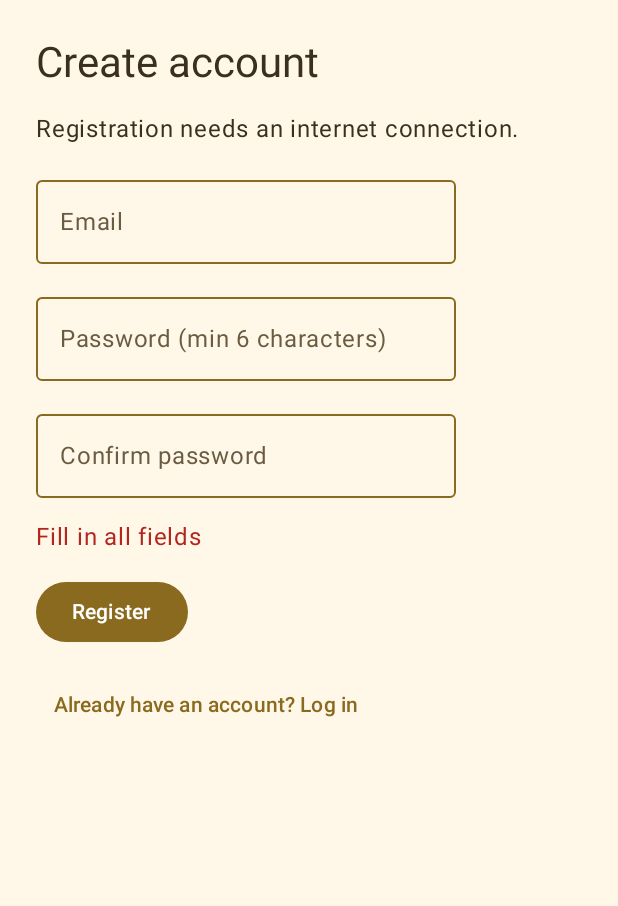
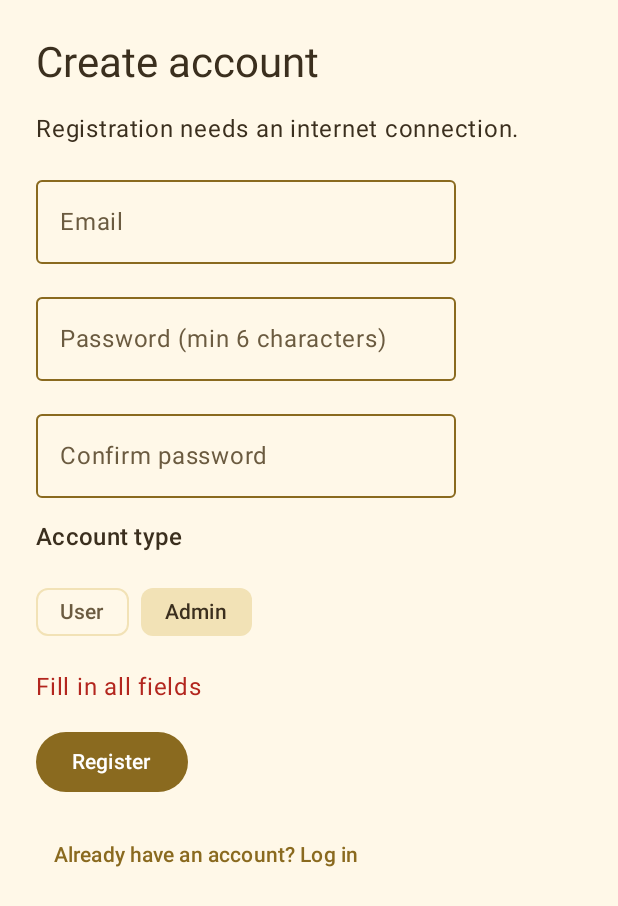
Before and after one commit to Marek-lachhh/Tus_Equipments_Bookings_K00318400, an Android app built with Jetpack Compose: the screen it shows after launch (MainActivity), after a tap on "Register", on a phone screen of 412 x 824 dp. Shown: the top 906 px of the screen. Run offline under Robolectric (Android 15) with nearby library versions, the phone set to English and light mode, and no system bars; our stand-ins replace Firebase (no records; nobody signed in at launch, a user with empty details on screens opened directly), Room's generated code; 3 other taps on this screen came first.

Commit message:
Let users choose User or Admin account type at registration

```diff
--- a/app/src/main/java/com/example/tusequipmentbooking/ui/AuthViewModel.kt
+++ b/app/src/main/java/com/example/tusequipmentbooking/ui/AuthViewModel.kt
@@ -27,6 +27,7 @@ class AuthViewModel : ViewModel() {
     ))
     val uiState = mutableState.asStateFlow()
     private var generation = 0
+    private var pendingRole = "user"
 
     private fun loadRole(uid: String, ticket: Int) {
         val reference = firestore.collection("users").document(uid)
@@ -40,11 +41,14 @@ class AuthViewModel : ViewModel() {
                     roleReady = true
                 ) }
             } else {
-                reference.set(mapOf("role" to "user"))
+                val newRole = pendingRole
+                pendingRole = "user"
+                reference.set(mapOf("role" to newRole))
                     .addOnCompleteListener { task ->
                         if (ticket == generation && auth.currentUser?.uid == uid) {
                             mutableState.update { it.copy(
-                                isAdmin = false, roleReady = true,
+                                isAdmin = task.isSuccessful && newRole == "admin",
+                                roleReady = true,
                                 error = if (task.isSuccessful) null
                                 else "Signed in, but your user profile could not be saved"
                             ) }
@@ -89,7 +93,7 @@ class AuthViewModel : ViewModel() {
             }
     }
 
-    fun register(email: String, password: String, confirmPassword: String) {
+    fun register(email: String, password: String, confirmPassword: String, asAdmin: Boolean) {
         if (mutableState.value.isBusy) return
         val problem = when {
             email.isBlank() || password.isBlank() || confirmPassword.isBlank() ->
@@ -104,9 +108,11 @@ class AuthViewModel : ViewModel() {
             mutableState.update { it.copy(error = problem) }
             return
         }
+        pendingRole = if (asAdmin) "admin" else "user"
         mutableState.update { it.copy(isBusy = true, error = null) }
         auth.createUserWithEmailAndPassword(email.trim(), password)
             .addOnCompleteListener { task ->
+                if (!task.isSuccessful) pendingRole = "user"
                 mutableState.update { it.copy(
                     isBusy = false,
                     error = if (task.isSuccessful) it.error
--- a/app/src/main/java/com/example/tusequipmentbooking/ui/screens/RegisterScreen.kt
+++ b/app/src/main/java/com/example/tusequipmentbooking/ui/screens/RegisterScreen.kt
@@ -15,12 +15,13 @@ import androidx.compose.ui.unit.dp
 fun RegisterScreen(
     isBusy: Boolean,
     error: String?,
-    onRegister: (String, String, String) -> Unit,
+    onRegister: (String, String, String, Boolean) -> Unit,
     onBackToLogin: () -> Unit
 ) {
     var email by remember { mutableStateOf("") }
     var password by remember { mutableStateOf("") }
     var confirmPassword by remember { mutableStateOf("") }
+    var asAdmin by remember { mutableStateOf(false) }
     Column(Modifier.fillMaxSize().imePadding().verticalScroll(rememberScrollState())
         .padding(24.dp), verticalArrangement = Arrangement.spacedBy(14.dp)) {
         Text("Create account", style = MaterialTheme.typography.headlineMedium)
@@ -36,8 +37,16 @@ fun RegisterScreen(
             label = { Text("Confirm password") }, singleLine = true, enabled = !isBusy,
             visualTransformation = PasswordVisualTransformation(),
             keyboardOptions = KeyboardOptions(keyboardType = KeyboardType.Password))
+        Text("Account type", style = MaterialTheme.typography.titleMedium)
+        Row(horizontalArrangement = Arrangement.spacedBy(8.dp)) {
+            FilterChip(selected = !asAdmin, onClick = { asAdmin = false },
+                enabled = !isBusy, label = { Text("User") })
+            FilterChip(selected = asAdmin, onClick = { asAdmin = true },
+                enabled = !isBusy, label = { Text("Admin") })
+        }
         error?.let { Text(it, color = MaterialTheme.colorScheme.error) }
-        Button(enabled = !isBusy, onClick = { onRegister(email, password, confirmPassword) }) {
+        Button(enabled = !isBusy,
+            onClick = { onRegister(email, password, confirmPassword, asAdmin) }) {
             Text(if (isBusy) "Creating account…" else "Register")
         }
         TextButton(enabled = !isBusy, onClick = onBackToLogin) {
```
